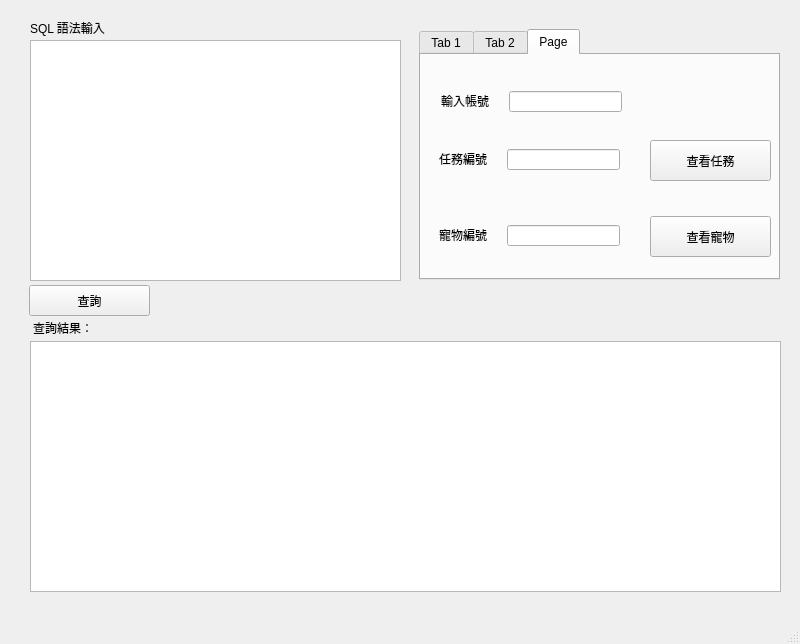
The window that gui.ui (HsuYuSung/NCKU_DBMS_FINAL_PROJECT) describes before a commit, drawn with Qt 5.
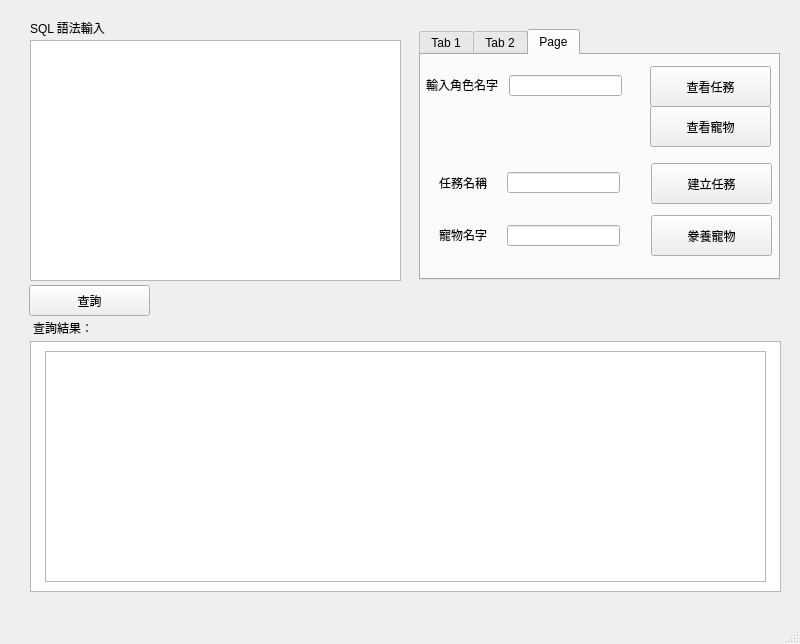
The same window after the commit. The open tabs and pages were chosen to show the change.

What changed in the file:
```diff
--- a/gui.ui
+++ b/gui.ui
@@ -362,7 +362,7 @@
       <property name="geometry">
        <rect>
         <x>229</x>
-        <y>85</y>
+        <y>11</y>
         <width>121</width>
         <height>41</height>
        </rect>
@@ -375,20 +375,20 @@
       <property name="geometry">
        <rect>
         <x>18</x>
-        <y>96</y>
+        <y>120</y>
         <width>60</width>
         <height>16</height>
        </rect>
       </property>
       <property name="text">
-       <string>任務編號</string>
+       <string>任務名稱</string>
       </property>
      </widget>
      <widget class="QLineEdit" name="lineEdit_3">
       <property name="geometry">
        <rect>
         <x>86</x>
-        <y>94</y>
+        <y>117</y>
         <width>113</width>
         <height>21</height>
        </rect>
@@ -398,7 +398,7 @@
       <property name="geometry">
        <rect>
         <x>229</x>
-        <y>161</y>
+        <y>51</y>
         <width>121</width>
         <height>41</height>
        </rect>
@@ -427,32 +427,58 @@
        </rect>
       </property>
       <property name="text">
-       <string>寵物編號</string>
+       <string>寵物名字</string>
       </property>
      </widget>
      <widget class="QLabel" name="label_34">
       <property name="geometry">
        <rect>
-        <x>20</x>
-        <y>38</y>
-        <width>60</width>
-        <height>16</height>
+        <x>5</x>
+        <y>20</y>
+        <width>81</width>
+        <height>20</height>
        </rect>
       </property>
       <property name="text">
-       <string>輸入帳號</string>
+       <string>輸入角色名字</string>
       </property>
      </widget>
      <widget class="QLineEdit" name="lineEdit_32">
       <property name="geometry">
        <rect>
         <x>88</x>
-        <y>36</y>
+        <y>20</y>
         <width>113</width>
         <height>21</height>
        </rect>
       </property>
      </widget>
+     <widget class="QPushButton" name="pushButton_8">
+      <property name="geometry">
+       <rect>
+        <x>230</x>
+        <y>108</y>
+        <width>121</width>
+        <height>41</height>
+       </rect>
+      </property>
+      <property name="text">
+       <string>建立任務</string>
+      </property>
+     </widget>
+     <widget class="QPushButton" name="pushButton_9">
+      <property name="geometry">
+       <rect>
+        <x>230</x>
+        <y>160</y>
+        <width>121</width>
+        <height>41</height>
+       </rect>
+      </property>
+      <property name="text">
+       <string>豢養寵物</string>
+      </property>
+     </widget>
     </widget>
    </widget>
    <widget class="QLabel" name="label_6">
@@ -478,6 +504,16 @@
      </rect>
     </property>
    </widget>
+   <widget class="QTableWidget" name="tableWidget">
+    <property name="geometry">
+     <rect>
+      <x>45</x>
+      <y>351</y>
+      <width>721</width>
+      <height>231</height>
+     </rect>
+    </property>
+   </widget>
   </widget>
   <widget class="QMenuBar" name="menubar">
    <property name="geometry">
```
Left out of the diff: 2 changed lines with no effect on the pictures.
